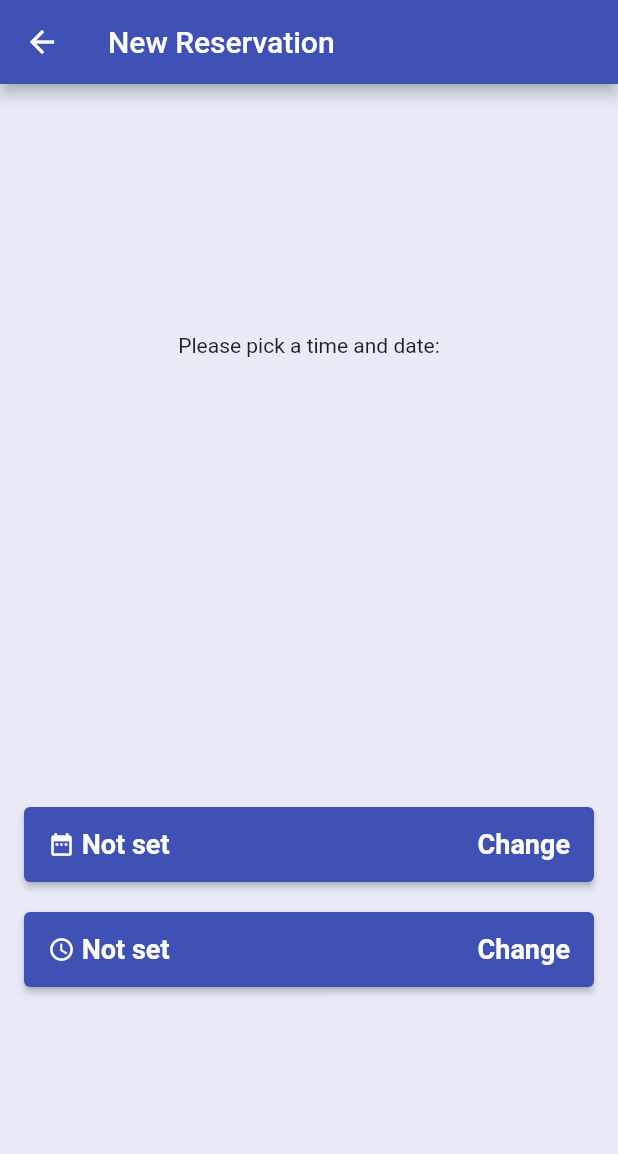
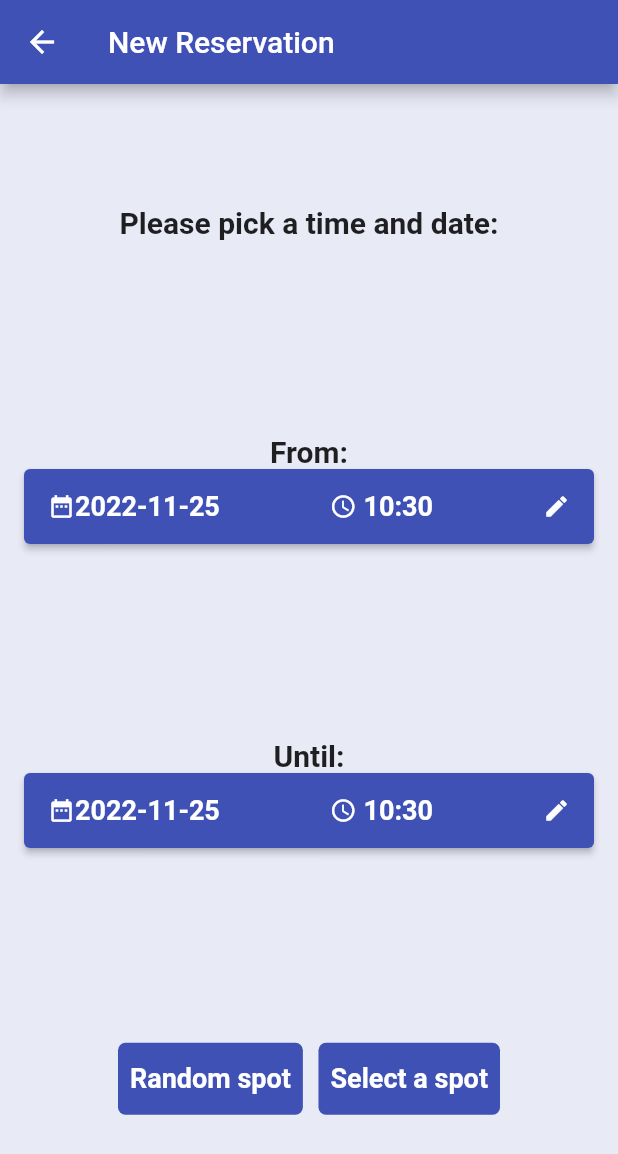
Before and after one commit to 2022PO3/Frontend, a Flutter app: the New_Reservation screen opened by its route, on a phone screen of 412 x 824 dp. Shown: the top 1154 px of the screen. Run offline on Flutter 3.47's test engine with Material 2 defaults, Android fonts, the phone set to English and light mode, and no system bars; our stand-ins replace flutter_datetime_picker, flutter_dotenv, shared_preferences, simple_gradient_text; accounts and stored records are empty; network calls fail.

Commit message:
SpotSelectionPage initialized and NewReservation edited

```diff
--- a/lib/main.dart
+++ b/lib/main.dart
@@ -15,6 +15,7 @@ import 'package:provider/provider.dart';
 import 'package:po_frontend/Providers/user_provider.dart';
 import 'package:flutter_dotenv/flutter_dotenv.dart';
 import 'package:po_frontend/pages/New_Reservation.dart';
+import 'package:po_frontend/pages/Spot_Selection.dart';
 
 void main() async {
   await dotenv.load(fileName: ".env");
@@ -48,6 +49,7 @@ class MyApp extends StatelessWidget {
         '/register': (context) => const Register_Now(),
         '/loading_screen': ((context) => const LoadingScreen()),
         '/New_Reservation': (context) => New_Reservation(),
+        '/Spot_Selection': (context) => Spot_Selection(),
       },
       debugShowCheckedModeBanner: false,
     );
--- a/lib/pages/New_Reservation.dart
+++ b/lib/pages/New_Reservation.dart
@@ -9,9 +9,34 @@ class New_Reservation extends StatefulWidget {
 }
 
 class _New_ReservationState extends State<New_Reservation> {
-  String _date = "Not set";
-  String _time = "Not set";
-
+  List<String> list = <String>[
+    '1',
+    '2',
+    '3',
+    '4',
+    '5',
+    '6',
+    '7',
+    '8',
+    '9',
+    '10',
+    '11',
+    '12',
+    '13',
+    '14',
+    '15',
+    '16',
+    '17',
+    '18',
+    '19',
+    '20',
+    '21',
+    '22',
+    '23',
+    '0'
+  ];
+  DateTime _date = DateTime.now();
+  DateTime _date2 = DateTime.now();
   @override
   void initState() {
     super.initState();
@@ -30,22 +55,32 @@ class _New_ReservationState extends State<New_Reservation> {
             mainAxisSize: MainAxisSize.max,
             mainAxisAlignment: MainAxisAlignment.spaceAround,
             children: <Widget>[
-              Text("Please pick a time and date:"),
+              Text("Please pick a time and date:",
+                  style: TextStyle(
+                    fontWeight: FontWeight.bold,
+                    fontSize: 20,
+                  )),
               Column(
                 mainAxisAlignment: MainAxisAlignment.center,
                 children: [
+                  Text("From:",
+                      style: TextStyle(
+                        fontWeight: FontWeight.bold,
+                        fontSize: 20,
+                      )),
                   ElevatedButton(
                     onPressed: () {
-                      DatePicker.showDatePicker(context,
+                      DatePicker.showDateTimePicker(context,
                           theme: DatePickerTheme(
                             containerHeight: 210.0,
                           ),
                           showTitleActions: true,
-                          minTime: DateTime(2000, 1, 1),
-                          maxTime: DateTime(2022, 12, 31), onConfirm: (date) {
+                          minTime: DateTime(2022, 11, 10),
+                          maxTime: DateTime(2030, 12, 31), onConfirm: (date) {
                         print('confirm $date');
-                        _date = '${date.year} - ${date.month} - ${date.day}';
-                        setState(() {});
+                        setState(() {
+                          _date = date;
+                        });
                       }, currentTime: DateTime.now(), locale: LocaleType.en);
                     },
                     child: Container(
@@ -65,7 +100,7 @@ class _New_ReservationState extends State<New_Reservation> {
                                       color: Colors.white,
                                     ),
                                     Text(
-                                      " $_date",
+                                      _date.toString().substring(0, 10),
                                       style: TextStyle(
                                           color: Colors.white,
                                           fontWeight: FontWeight.bold,
@@ -76,33 +111,55 @@ class _New_ReservationState extends State<New_Reservation> {
                               )
                             ],
                           ),
+                          Row(
+                            children: [
+                              Icon(
+                                Icons.access_time,
+                                size: 18.0,
+                                color: Colors.white,
+                              ),
                               Text(
-                            "  Change",
+                                _date.toString().substring(10, 16),
                                 style: TextStyle(
                                     color: Colors.white,
                                     fontWeight: FontWeight.bold,
                                     fontSize: 18.0),
+                              )
+                            ],
+                          ),
+                          Icon(
+                            Icons.edit,
+                            size: 18.0,
+                            color: Colors.white,
                           ),
                         ],
                       ),
                     ),
                   ),
-                  SizedBox(
-                    height: 20.0,
+                ],
               ),
+              Column(
+                mainAxisAlignment: MainAxisAlignment.center,
+                children: [
+                  Text("Until:",
+                      style: TextStyle(
+                        fontWeight: FontWeight.bold,
+                        fontSize: 20,
+                      )),
                   ElevatedButton(
                     onPressed: () {
-                      DatePicker.showTimePicker(context,
+                      DatePicker.showDateTimePicker(context,
                           theme: DatePickerTheme(
                             containerHeight: 210.0,
                           ),
-                          showTitleActions: true, onConfirm: (time) {
-                        print('confirm $time');
-                        _time =
-                            '${time.hour} : ${time.minute} : ${time.second}';
-                        setState(() {});
+                          showTitleActions: true,
+                          minTime: DateTime(2022, 11, 1),
+                          maxTime: DateTime(2030, 12, 31), onConfirm: (date) {
+                        print('confirm $date');
+                        setState(() {
+                          _date2 = date;
+                        });
                       }, currentTime: DateTime.now(), locale: LocaleType.en);
-                      setState(() {});
                     },
                     child: Container(
                       alignment: Alignment.center,
@@ -116,12 +173,12 @@ class _New_ReservationState extends State<New_Reservation> {
                                 child: Row(
                                   children: <Widget>[
                                     Icon(
-                                      Icons.access_time,
+                                      Icons.date_range,
                                       size: 18.0,
                                       color: Colors.white,
                                     ),
                                     Text(
-                                      " $_time",
+                                      _date2.toString().substring(0, 10),
                                       style: TextStyle(
                                           color: Colors.white,
                                           fontWeight: FontWeight.bold,
@@ -132,23 +189,130 @@ class _New_ReservationState extends State<New_Reservation> {
                               )
                             ],
                           ),
+                          Row(
+                            children: [
+                              Icon(
+                                Icons.access_time,
+                                size: 18.0,
+                                color: Colors.white,
+                              ),
                               Text(
-                            "  Change",
+                                _date2.toString().substring(10, 16),
                                 style: TextStyle(
                                     color: Colors.white,
                                     fontWeight: FontWeight.bold,
                                     fontSize: 18.0),
+                              )
+                            ],
+                          ),
+                          Icon(
+                            Icons.edit,
+                            size: 18.0,
+                            color: Colors.white,
                           ),
                         ],
                       ),
                     ),
-                  )
+                  ),
                 ],
-              )
+              ),
+              Row(
+                mainAxisAlignment: MainAxisAlignment.center,
+                children: [
+                  Container(
+                    decoration: BoxDecoration(
+                        color: Colors.indigo,
+                        borderRadius: BorderRadius.circular(5)),
+                    child: TextButton(
+                      onPressed: () {
+                        compareDates(_date, _date2)
+                            ? Navigator.pushNamed(context, '/Spot_Selection')
+                            : showDateErrorPopUp(context);
+
+                        ;
+                        //Checks for correct date and time, start and end !!! and availability of spots at the time
+                      },
+                      child: Text(
+                        "Random spot",
+                        style: TextStyle(
+                            fontSize: 18,
+                            fontWeight: FontWeight.bold,
+                            color: Colors.white),
+                      ),
+                    ),
+                  ),
+                  Text("   "),
+                  Container(
+                    decoration: BoxDecoration(
+                        color: Colors.indigo,
+                        borderRadius: BorderRadius.circular(5)),
+                    child: TextButton(
+                      onPressed: () {
+                        compareDates(_date, _date2)
+                            ? Navigator.pushNamed(context, '/Spot_Selection')
+                            : showDateErrorPopUp(context);
+
+                        ;
+                        //Checks for correct date and time, start and end !!! and availability of spots at the time
+                      },
+                      child: Text(
+                        "Select a spot",
+                        style: TextStyle(
+                            fontSize: 18,
+                            fontWeight: FontWeight.bold,
+                            color: Colors.white),
+                      ),
+                    ),
+                  ),
+                ],
+              ),
             ],
           ),
         ),
       ),
     );
   }
+
+  var now = DateTime.now();
+  bool compareDates(DateTime date, DateTime date2) {
+    now = DateTime.now();
+    if (now.compareTo(date) > 0) {
+      return false;
     }
+    if (now.compareTo(date2) > 0) {
+      return false;
+    }
+    if (date.compareTo(date2) > 0) {
+      return false;
+    }
+    return true;
+  }
+}
+
+void showDateErrorPopUp(BuildContext context) {
+  // set up the buttons
+  Widget backButton = TextButton(
+    child: Text("Back"),
+    onPressed: () {
+      Navigator.pop(context);
+    },
+  );
+
+  // set up the AlertDialog
+  AlertDialog alert = AlertDialog(
+    title: Text("Error"),
+    content: Text(
+        "One of the times is before the current time and date, or the second time and date is before the first"),
+    actions: [
+      backButton,
+    ],
+  );
+
+  // show the dialog
+  showDialog(
+    context: context,
+    builder: (BuildContext context) {
+      return alert;
+    },
+  );
+}
--- /dev/null
+++ b/lib/pages/Spot_Selection.dart
@@ -0,0 +1,24 @@
+import 'package:flutter/material.dart';
+
+class Spot_Selection extends StatefulWidget {
+  const Spot_Selection({Key? key}) : super(key: key);
+
+  @override
+  State<Spot_Selection> createState() => _Spot_SelectionState();
+}
+
+class _Spot_SelectionState extends State<Spot_Selection> {
+  @override
+  void initState() {
+    super.initState();
+  }
+
+  @override
+  Widget build(BuildContext context) {
+    return Scaffold(
+      appBar: AppBar(
+        title: Text('Spot Selection'),
+      ),
+    );
+  }
+}
```
Lines whose indentation alone changed are shown as unchanged.
